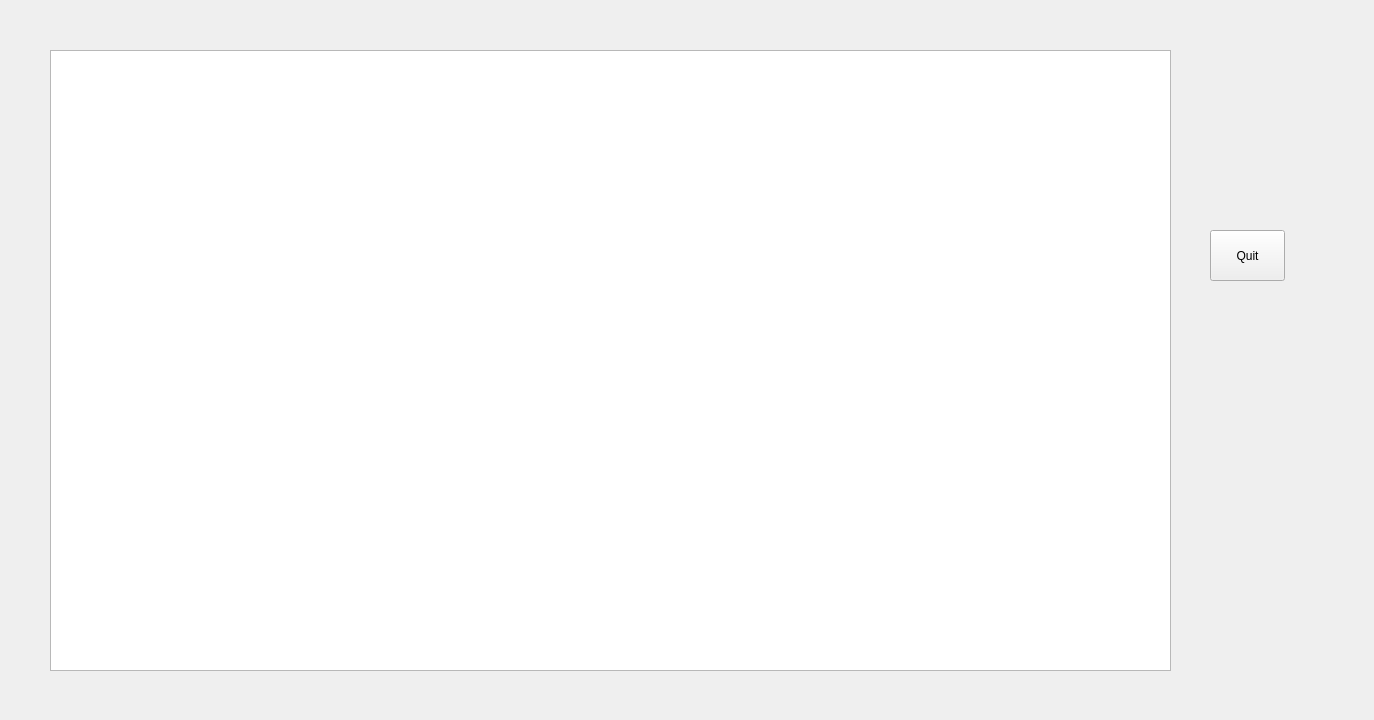
Above: Visualizer/treewidget.ui from sauzzon/Visualization before the change. Below: the same form after it.
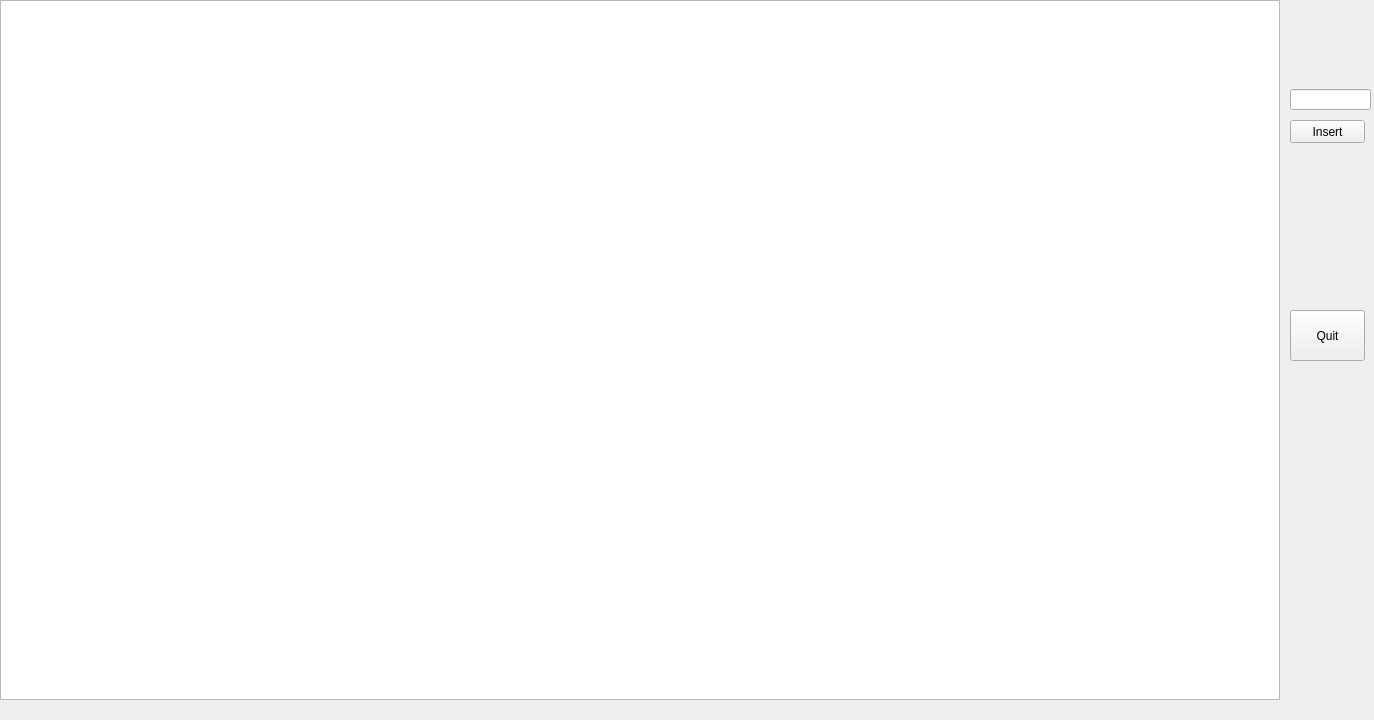
That is the form after the change.

Patch:
```diff
--- a/Visualizer/treewidget.ui
+++ b/Visualizer/treewidget.ui
@@ -16,18 +16,18 @@
   <widget class="QGraphicsView" name="graphicsView">
    <property name="geometry">
     <rect>
-     <x>50</x>
-     <y>50</y>
-     <width>1121</width>
-     <height>621</height>
+     <x>0</x>
+     <y>0</y>
+     <width>1280</width>
+     <height>700</height>
     </rect>
    </property>
   </widget>
   <widget class="QPushButton" name="quitButton">
    <property name="geometry">
     <rect>
-     <x>1210</x>
-     <y>230</y>
+     <x>1290</x>
+     <y>310</y>
      <width>75</width>
      <height>51</height>
     </rect>
@@ -36,6 +36,29 @@
     <string>Quit</string>
    </property>
   </widget>
+  <widget class="QLineEdit" name="insertValue">
+   <property name="geometry">
+    <rect>
+     <x>1290</x>
+     <y>89</y>
+     <width>81</width>
+     <height>21</height>
+    </rect>
+   </property>
+  </widget>
+  <widget class="QPushButton" name="insertButton">
+   <property name="geometry">
+    <rect>
+     <x>1290</x>
+     <y>120</y>
+     <width>75</width>
+     <height>23</height>
+    </rect>
+   </property>
+   <property name="text">
+    <string>Insert</string>
+   </property>
+  </widget>
  </widget>
  <resources/>
  <connections/>
```
Left out of the diff: 2 changed lines with no effect on the pictures.
